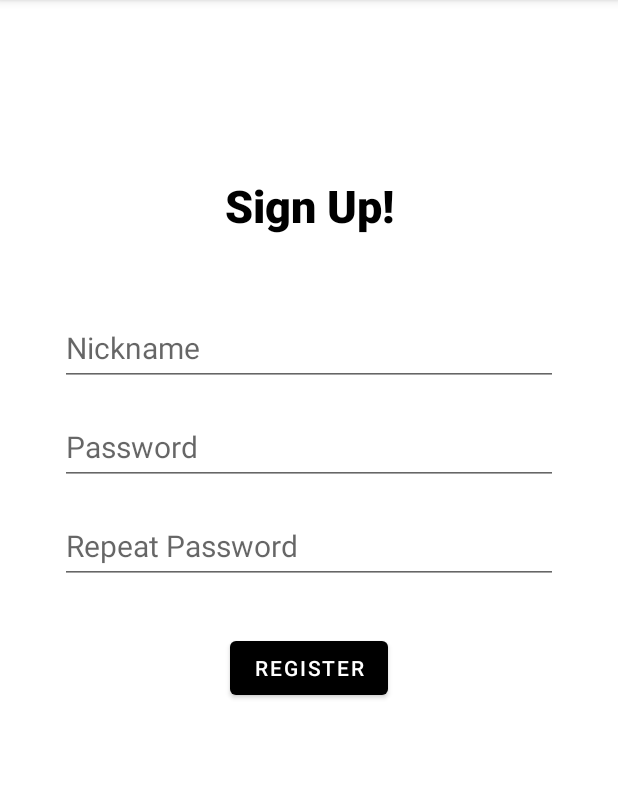
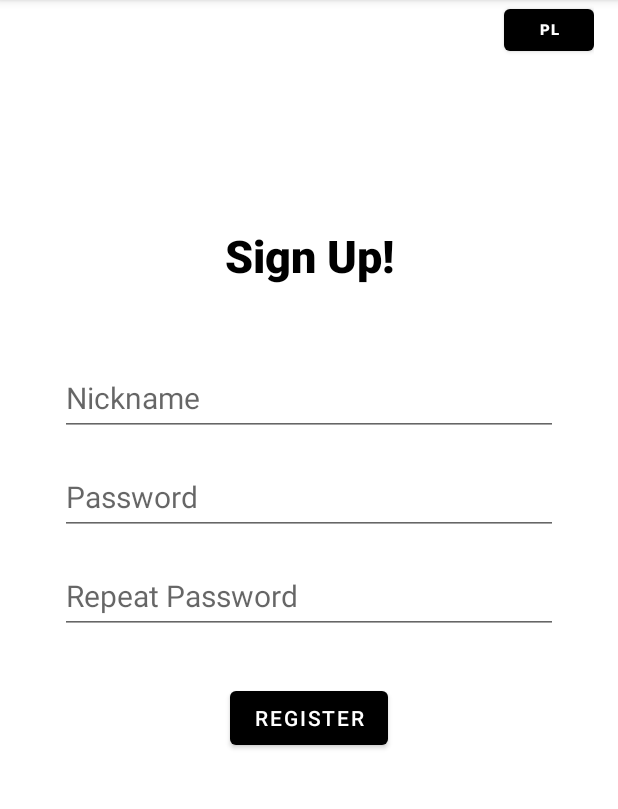
Before and after one commit to Michalak-Bartosz/MobEats, an Android app: the RegisterFragment screen opened through its navigation route, on a phone screen of 412 x 824 dp, the part 84-893 px from its top. Run offline under Robolectric (Android 15) with nearby library versions, the phone set to English and light mode, and no system bars; our stand-ins replace data binding; libraries missing offline, so code that uses them is left out: com.pranavpandey.android, ua.naiksoftware.stomp; 3 statements that could not run were skipped.

Commit message:
Dodano obsługę wyjątków podczas łączenia z serwerem.
Aplikacja informuje o niepołączeniu z serwerem. Wyjątki związane z niemożliwością połączenia są obsługiwane i nie powodują już crashu aplikacji.

```diff
--- a/CSMobEats/server/src/main/java/com/lordeats/csmobeats/services/LoginAndRegistrerServiceImpl.java
+++ b/CSMobEats/server/src/main/java/com/lordeats/csmobeats/services/LoginAndRegistrerServiceImpl.java
@@ -8,8 +8,9 @@ public class LoginAndRegistrerServiceImpl implements LoginAndRegisterService {
 
     @Override
     public synchronized boolean registerUser(JSONObject registerPayload) {
-        if(registeredUsersHashMap.contains(registerPayload)){
-            return false;
+        for(var value: registeredUsersHashMap){
+            if(value.toString().equals(registerPayload.toString()))
+                return false;
         }
         registeredUsersHashMap.add(registerPayload);
         return true;
--- a/MobEats/app/src/main/java/com/lordeats/mobeats/activity/StartActivity.kt
+++ b/MobEats/app/src/main/java/com/lordeats/mobeats/activity/StartActivity.kt
@@ -1,13 +1,13 @@
 package com.lordeats.mobeats.activity
 
+import android.content.Intent
 import android.os.Bundle
 import androidx.appcompat.app.AppCompatActivity
 import androidx.databinding.DataBindingUtil
+import androidx.navigation.Navigation
+import com.lordeats.mobeats.LocaleHelper
 import com.lordeats.mobeats.R
 import com.lordeats.mobeats.databinding.ActivityStartBinding
-import org.json.JSONObject
-import ua.naiksoftware.stomp.Stomp
-import ua.naiksoftware.stomp.StompClient
 
 
 class StartActivity : AppCompatActivity() {
@@ -17,5 +17,30 @@ class StartActivity : AppCompatActivity() {
     override fun onCreate(savedInstanceState: Bundle?) {
         super.onCreate(savedInstanceState)
         binding = DataBindingUtil.setContentView(this, R.layout.activity_start)
+
+        changeLngButtonListenerConfig()
+    }
+
+    private fun changeLngButtonListenerConfig() {
+        binding.changeLngButton.setOnClickListener {
+            when {
+                LocaleHelper.getLanguage(this) == "en" -> {
+                    LocaleHelper.setLocale(this, "pl")
+                    binding.changeLngButton.text = getString(R.string.additionalLng)
+                }
+                LocaleHelper.getLanguage(this) == "pl" -> {
+                    LocaleHelper.setLocale(this, "en")
+                    binding.changeLngButton.text = getString(R.string.additionalLng)
+                }
+                else -> {
+                    LocaleHelper.setLocale(this, "pl")
+                    binding.changeLngButton.text = getString(R.string.additionalLng)
+                }
+            }
+        }
+    }
+
+    private fun restartActivity() {
+
     }
 }
--- a/MobEats/app/src/main/java/com/lordeats/mobeats/registerLogin/RegisterFragment.kt
+++ b/MobEats/app/src/main/java/com/lordeats/mobeats/registerLogin/RegisterFragment.kt
@@ -1,9 +1,11 @@
 package com.lordeats.mobeats.registerLogin
 
 import android.annotation.SuppressLint
+import android.content.ContentValues
 import android.os.Bundle
 import android.os.HandlerThread
 import android.text.TextUtils
+import android.util.Log
 import android.view.LayoutInflater
 import android.view.View
 import android.view.ViewGroup
@@ -17,6 +19,8 @@ import com.pranavpandey.android.dynamic.toasts.DynamicToast
 import org.json.JSONObject
 import ua.naiksoftware.stomp.Stomp
 import ua.naiksoftware.stomp.StompClient
+import ua.naiksoftware.stomp.dto.LifecycleEvent
+import java.net.SocketTimeoutException
 
 
 /**
@@ -42,6 +46,7 @@ class RegisterFragment : Fragment() {
         binding = DataBindingUtil.inflate(inflater, R.layout.fragment_register, container, false)
         registerButtonListener()
         connectToServer()
+        clientLifecycleConfig()
         return binding.root
     }
 
@@ -52,24 +57,26 @@ class RegisterFragment : Fragment() {
         }
     }
 
-    @SuppressLint("CheckResult")
     private fun connectToServer() {
         client = Stomp.over(Stomp.ConnectionProvider.OKHTTP, "ws://10.0.2.2:8080/app")
         client.connect()
-        client.topic("/user/queue/register").subscribe { topicMessage ->
-            registerReplyTmp = topicMessage.payload
-            registerReply = JSONObject(registerReplyTmp)
-            when {
-                registerReply.getString("value") == "accept" -> {
-                    activity?.runOnUiThread { context?.let { DynamicToast.makeSuccess(it, getString(R.string.successfulRegister)).show() } }
-                    view?.findNavController()?.navigate(R.id.action_registerFragment_to_loginFragment)
+    }
+
+    @SuppressLint("CheckResult")
+    private fun clientLifecycleConfig(){
+        client.lifecycle().subscribe { lifecycleEvent ->
+            when (lifecycleEvent.type) {
+                LifecycleEvent.Type.OPENED -> Log.d(ContentValues.TAG, "Stomp connection opened")
+                LifecycleEvent.Type.ERROR -> {
+                    Log.e(ContentValues.TAG, "Error", lifecycleEvent.exception)
+                    activity?.runOnUiThread { context?.let { DynamicToast.makeError(it, getString(R.string.serverConnectionError)).show() } }
+                    connectToServer()
                 }
-                registerReply.getString("value") == "reject" -> {
-                    activity?.runOnUiThread { context?.let { DynamicToast.makeError(it, getString(R.string.failToRegister)).show() } }
+                LifecycleEvent.Type.CLOSED -> {
+                    Log.d(ContentValues.TAG, "Stomp connection closed")
+                    connectToServer()
                 }
-                else -> {
-                    activity?.runOnUiThread { context?.let { DynamicToast.makeError(it, getString(R.string.noneError)).show() } }
-                }
+                else -> Log.d(ContentValues.TAG, "Stomp connection none Error")
             }
         }
     }
@@ -94,13 +101,38 @@ class RegisterFragment : Fragment() {
 
     private fun registerButtonListener() {
         binding.registerButton.setOnClickListener{
-
             if(checkTextContext()){
                 nickname = binding.nicknameRegisterPlainText.text.toString()
                 password = binding.keyOnePassword.text.toString()
                 registerPayload.put("nickname", nickname)
                 registerPayload.put("password", password)
-                client.send("/mobEats/signUp", registerPayload.toString()).subscribe()
+                if(client.isConnected) {
+                    setOnRegisterSubscribe()
+                    client.send("/mobEats/signUp", registerPayload.toString()).subscribe()
+                } else {
+                    context?.let { DynamicToast.makeError(it, getString(R.string.serverConnectionError)).show() }
+                    connectToServer()
+                }
+            }
+        }
+    }
+
+    @SuppressLint("CheckResult")
+    private fun setOnRegisterSubscribe() {
+        client.topic("/user/queue/register").subscribe { topicMessage ->
+            registerReplyTmp = topicMessage.payload
+            registerReply = JSONObject(registerReplyTmp)
+            when {
+                registerReply.getString("value") == "accept" -> {
+                    activity?.runOnUiThread { context?.let { DynamicToast.makeSuccess(it, getString(R.string.successfulRegister)).show() } }
+                    view?.findNavController()?.navigate(R.id.action_registerFragment_to_loginFragment)
+                }
+                registerReply.getString("value") == "reject" -> {
+                    activity?.runOnUiThread { context?.let { DynamicToast.makeError(it, getString(R.string.failToRegister)).show() } }
+                }
+                else -> {
+                    activity?.runOnUiThread { context?.let { DynamicToast.makeError(it, getString(R.string.noneError)).show() } }
+                }
             }
         }
     }
--- a/MobEats/app/src/main/res/layout/activity_start.xml
+++ b/MobEats/app/src/main/res/layout/activity_start.xml
@@ -8,6 +8,16 @@
         android:paddingStart="16dp"
         android:paddingEnd="16dp"
         android:orientation="vertical">
+
+        <Button
+            android:id="@+id/changeLngButton"
+            android:layout_width="60dp"
+            android:layout_height="40dp"
+            android:layout_gravity="right"
+            android:fontFamily="sans-serif-black"
+            android:text="@string/additionalLng"
+            android:textSize="10sp"
+            app:backgroundTint="#000000" />
 
         <fragment
             android:id="@+id/myNavHostFragment"
--- a/MobEats/app/src/main/res/layout/fragment_register.xml
+++ b/MobEats/app/src/main/res/layout/fragment_register.xml
@@ -90,21 +90,6 @@
             app:layout_constraintStart_toStartOf="parent"
             app:layout_constraintTop_toBottomOf="@+id/keyTwoPassword" />
 
-        <TextView
-            android:id="@+id/test"
-            android:layout_width="0dp"
-            android:layout_height="20dp"
-            android:layout_marginStart="24dp"
-            android:layout_marginEnd="24dp"
-            android:text="Reject"
-            android:textAlignment="center"
-            android:visibility="invisible"
-            app:layout_constraintBottom_toTopOf="@+id/nicknameRegisterPlainText"
-            app:layout_constraintEnd_toEndOf="parent"
-            app:layout_constraintStart_toStartOf="parent"
-            app:layout_constraintTop_toTopOf="parent"
-            app:layout_constraintVertical_bias="1.0" />
-
     </androidx.constraintlayout.widget.ConstraintLayout>
 
 </layout>
--- a/MobEats/app/src/main/res/values/strings.xml
+++ b/MobEats/app/src/main/res/values/strings.xml
@@ -4,6 +4,8 @@
     <string name="menu">Tutaj będzie menu</string>
     <string name="start">START</string>
     <string name="logo">Logo</string>
+    <string name="additionalLng">PL</string>
+    <string name="serverConnectionError">Cannot connect with server!</string>
 
 <!--    Login and Register Fragment Section-->
 
@@ -33,4 +35,5 @@
     <string name="keyPasswordNotEqual">The passwords do not match!</string>
     <string name="successfulRegister">Successful register!</string>
     <string name="failToRegister">Nickname is already used!</string>
+
 </resources>
```
Also changed, not shown: MobEats/app/src/main/java/com/lordeats/mobeats/AppAdapter.java (deleted, +0 -20 lines), MobEats/app/src/main/java/com/lordeats/mobeats/LocaleHelper.java (added, +66 -0 lines), MobEats/app/src/main/java/com/lordeats/mobeats/registerLogin/LoginFragment.kt (+49 -15 lines), 1 other file.
